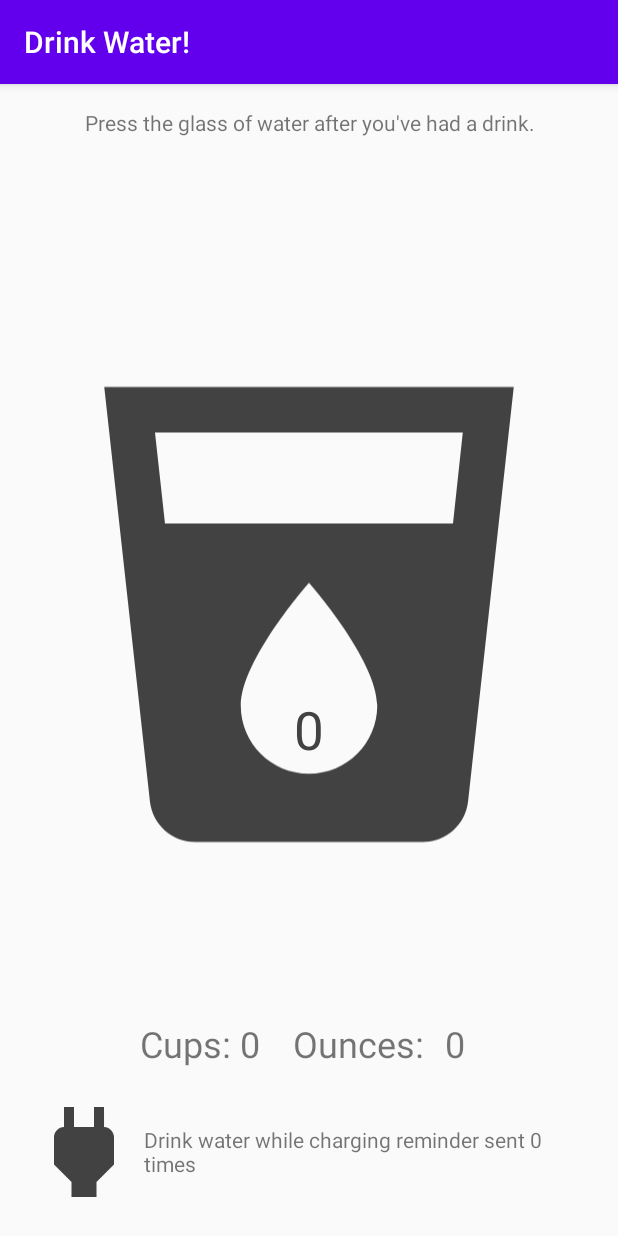
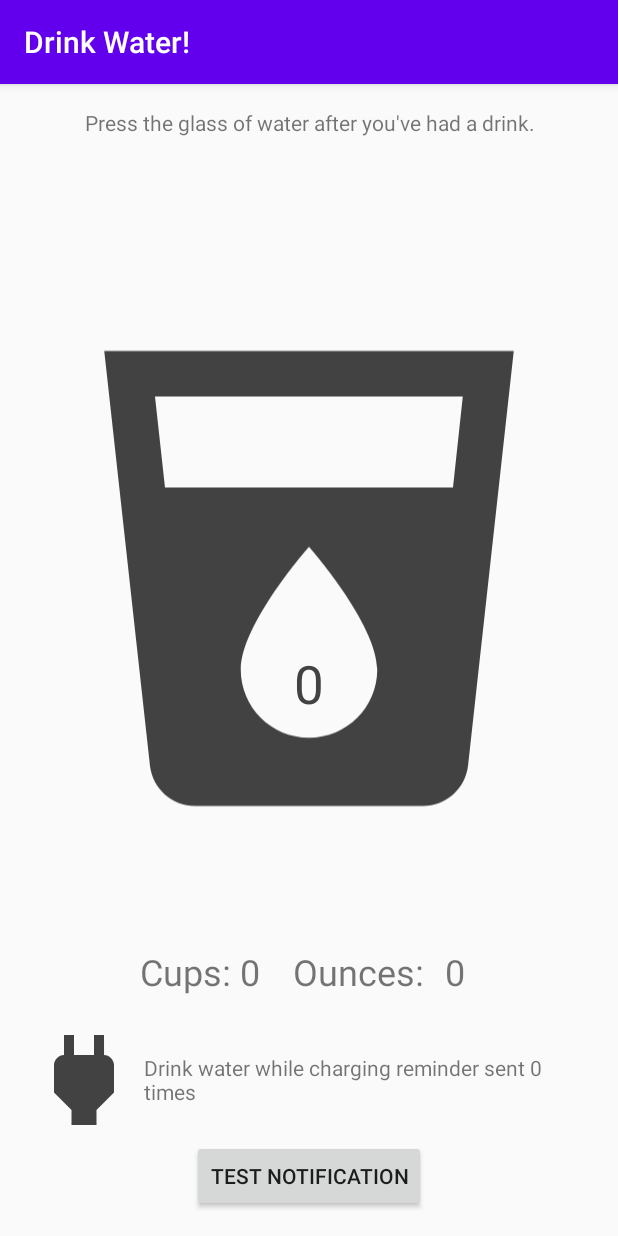
Before and after one commit to nvrqt03/Drink-Water, an Android app: the screen it shows after launch (MainActivity), on a phone screen of 412 x 824 dp. Run offline under Robolectric (Android 15) with nearby library versions, the phone set to English and light mode, and no system bars.

Commit message:
test notification button added

```diff
--- a/app/src/main/res/layout/activity_main.xml
+++ b/app/src/main/res/layout/activity_main.xml
@@ -126,5 +126,12 @@
 
     </RelativeLayout>
 
+    <Button
+        android:layout_width="wrap_content"
+        android:layout_height="wrap_content"
+        android:text="Test Notification"
+        android:layout_gravity="center"
+        android:onClick="testNotification" />
+
 
 </LinearLayout>
```
Also changed, not shown: app/src/main/java/ajmitchell/android/drinkwater/MainActivity.java (+6 -2 lines), app/src/main/java/ajmitchell/android/drinkwater/utilities/NotificationUtils.java (+19 -37 lines).
